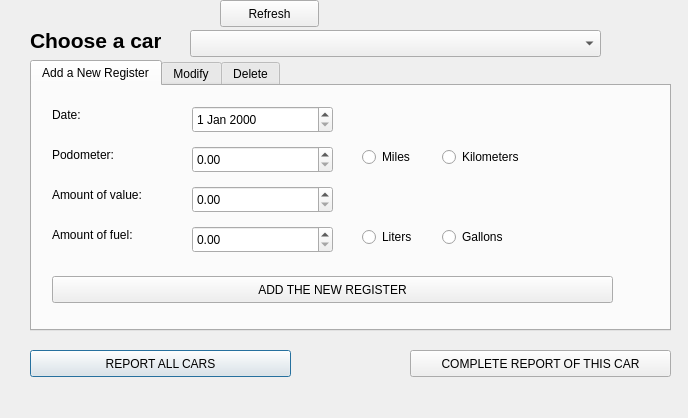
Above: FuelMonitor/savecars.ui from nelcar/Fuel-Monitoring before the change. Below: the same form after it.
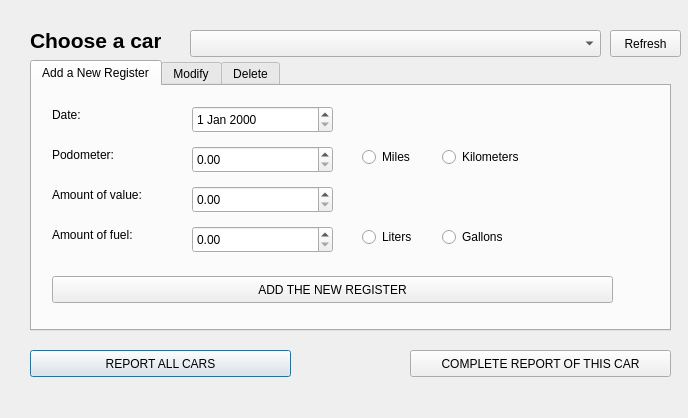
That is the form after the change.

The edit to the form file:
```diff
--- a/FuelMonitor/savecars.ui
+++ b/FuelMonitor/savecars.ui
@@ -715,9 +715,9 @@
   <widget class="QPushButton" name="pushButton_4">
    <property name="geometry">
     <rect>
-     <x>220</x>
-     <y>0</y>
-     <width>99</width>
+     <x>610</x>
+     <y>30</y>
+     <width>71</width>
      <height>27</height>
     </rect>
    </property>
```
